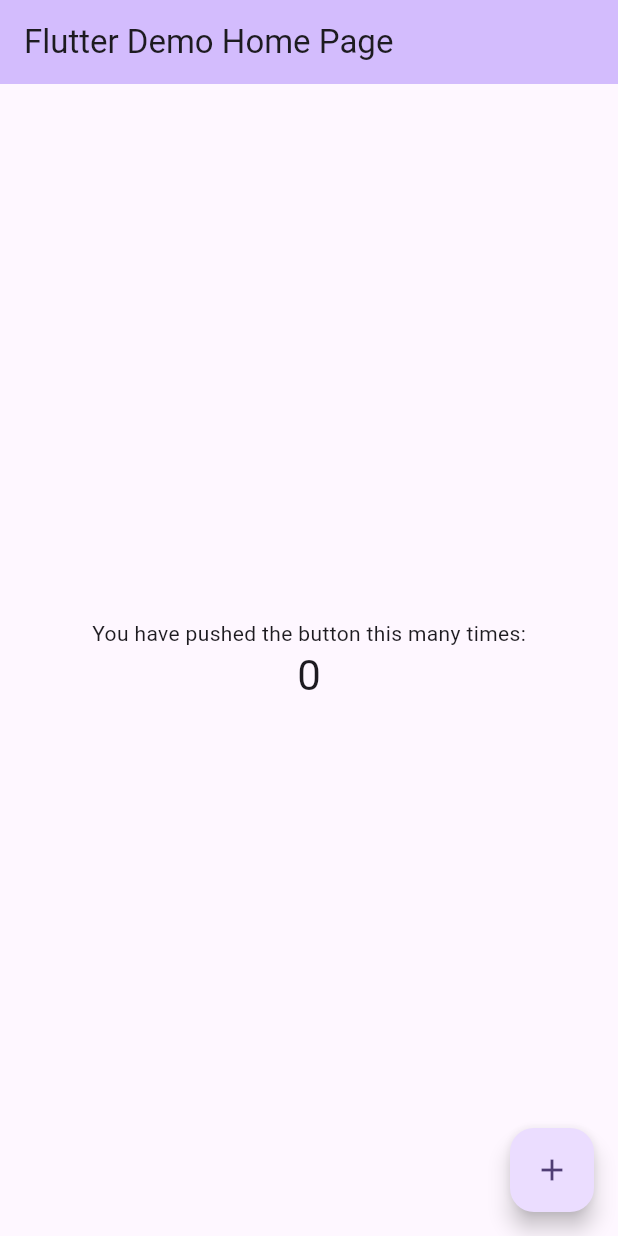
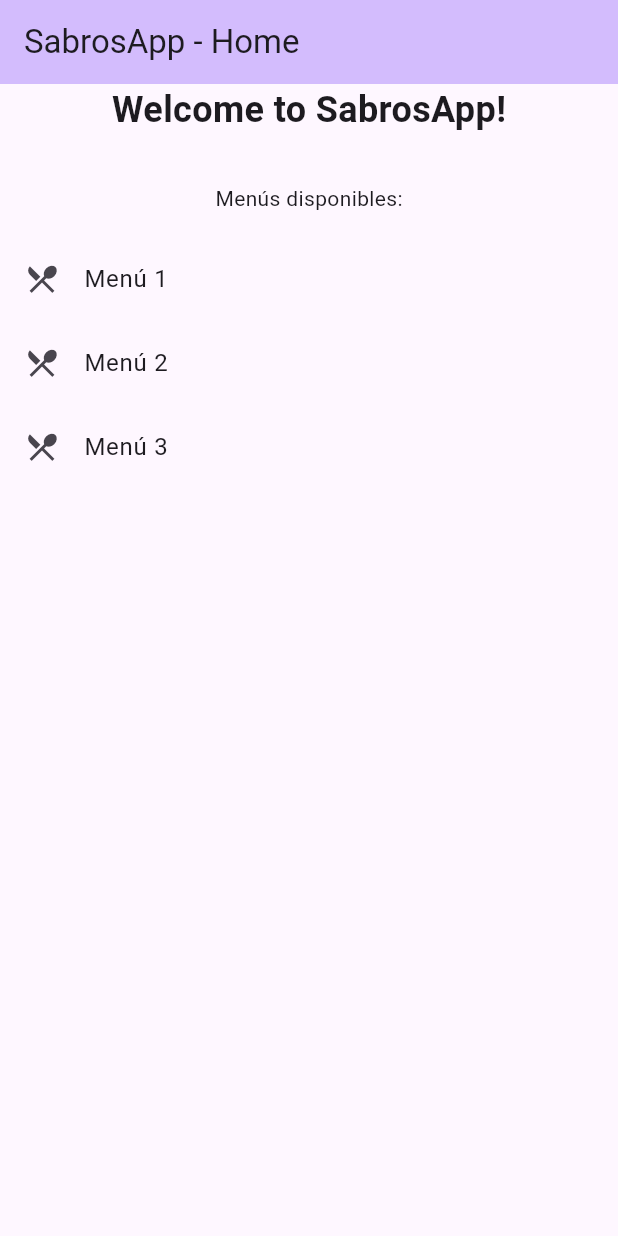
Before and after one commit to JPBSdam/Proyecto-intermodular, a Flutter app: the screen it shows after launch, on a phone screen of 412 x 824 dp. Run offline on Flutter 3.47's test engine with Material 3 defaults, Android fonts, the phone set to English and light mode, and no system bars; our stand-ins replace cloud_firestore, firebase_core, go_router; accounts and stored records are empty.

Commit message:
7_router (#6)
* Refactor de arquitectura: carpetas para navigation (rutas), config (tema) y home page

* Se añade test básico para pasar el check de github actions

* Se corrige formato del test

* Actualización del README

* Actualización de rutas definidas en AppRoutes

```diff
--- /dev/null
+++ b/lib/core/config/app_theme.dart
@@ -0,0 +1,19 @@
+import 'package:flutter/material.dart';
+
+class AppTheme {
+  static ThemeData get lightTheme {
+    return ThemeData(
+      colorScheme: ColorScheme.fromSeed(seedColor: Colors.deepPurple),
+      useMaterial3: true,
+    );
+  }
+
+  static ThemeData get darkTheme {
+    return ThemeData.dark(useMaterial3: true).copyWith(
+      colorScheme: ColorScheme.fromSeed(
+        seedColor: Colors.deepPurple,
+        brightness: Brightness.dark,
+      ),
+    );
+  }
+}
--- /dev/null
+++ b/lib/core/navigation/app_router.dart
@@ -0,0 +1,19 @@
+import 'package:go_router/go_router.dart';
+import 'package:provider/provider.dart';
+import 'package:app_restaurante/ui/views/home_screen.dart';
+import 'package:app_restaurante/ui/viewmodels/home_viewmodel.dart';
+import 'app_routes.dart';
+
+final router = GoRouter(
+  initialLocation: AppRoutes.home,
+  debugLogDiagnostics: true,
+  routes: [
+    GoRoute(
+      path: AppRoutes.home,
+      builder: (context, state) => ChangeNotifierProvider(
+        create: (_) => HomeViewModel(),
+        child: const HomeScreen(),
+      ),
+    ),
+  ],
+);
--- /dev/null
+++ b/lib/core/navigation/app_routes.dart
@@ -0,0 +1,9 @@
+class AppRoutes {
+  static const String home = '/home';
+  static const String login = '/login';
+  static const String register = '/register';
+  static const String menu = '/menu';
+  static const String reservations = '/reservations';
+  static const String profile = '/profile';
+  static const String about = '/about';
+}
--- a/lib/my_app.dart
+++ b/lib/my_app.dart
@@ -1,17 +1,18 @@
-import 'package:app_restaurante/pages/home_page.dart';
 import 'package:flutter/material.dart';
+import 'package:app_restaurante/core/navigation/app_router.dart';
+import 'package:app_restaurante/core/config/app_theme.dart';
 
 class MyApp extends StatelessWidget {
   const MyApp({super.key});
 
   @override
   Widget build(BuildContext context) {
-    return MaterialApp(
-      title: 'Flutter Demo',
-      theme: ThemeData(
-        colorScheme: ColorScheme.fromSeed(seedColor: Colors.deepPurple),
-      ),
-      home: const MyHomePage(title: 'Flutter Demo Home Page'),
+    return MaterialApp.router(
+      title: 'SabrosApp',
+      theme: AppTheme.lightTheme,
+      darkTheme: AppTheme.darkTheme,
+      themeMode: ThemeMode.system,
+      routerConfig: router,
     );
   }
 }
--- a/lib/pages/home_page.dart
+++ /dev/null
@@ -1,47 +0,0 @@
-import 'package:flutter/material.dart';
-
-class MyHomePage extends StatefulWidget {
-  const MyHomePage({super.key, required this.title});
-
-  final String title;
-
-  @override
-  State<MyHomePage> createState() => _MyHomePageState();
-}
-
-class _MyHomePageState extends State<MyHomePage> {
-  int _counter = 0;
-
-  void _incrementCounter() {
-    setState(() {
-      _counter++;
-    });
-  }
-
-  @override
-  Widget build(BuildContext context) {
-    return Scaffold(
-      appBar: AppBar(
-        backgroundColor: Theme.of(context).colorScheme.inversePrimary,
-        title: Text(widget.title),
-      ),
-      body: Center(
-        child: Column(
-          mainAxisAlignment: MainAxisAlignment.center,
-          children: <Widget>[
-            const Text('You have pushed the button this many times:'),
-            Text(
-              '$_counter',
-              style: Theme.of(context).textTheme.headlineMedium,
-            ),
-          ],
-        ),
-      ),
-      floatingActionButton: FloatingActionButton(
-        onPressed: _incrementCounter,
-        tooltip: 'Increment',
-        child: const Icon(Icons.add),
-      ),
-    );
-  }
-}
--- /dev/null
+++ b/lib/ui/viewmodels/home_viewmodel.dart
@@ -0,0 +1,42 @@
+import 'package:flutter/material.dart';
+
+class HomeViewModel extends ChangeNotifier {
+  // Estado
+  bool _isLoading = false;
+  List<String> _menus = [];
+  String _errorMessage = '';
+
+  // Getters
+  bool get isLoading => _isLoading;
+  List<String> get menus => _menus;
+  String get errorMessage => _errorMessage;
+
+  // Métodos
+  Future<void> loadHomeData() async {
+    _isLoading = true;
+    _errorMessage = '';
+    notifyListeners(); // Notifica a la UI que hubo cambios
+
+    try {
+      // Código provisional de muestra para la interfaz
+      // Simulamos una carga de datos (luego conectaremos con Firebase)
+      await Future.delayed(const Duration(seconds: 2));
+
+      _menus = ['Menú 1', 'Menú 2', 'Menú 3'];
+      _isLoading = false;
+      notifyListeners();
+    } catch (e) {
+      _errorMessage = 'Error al cargar datos: $e';
+      _isLoading = false;
+      notifyListeners();
+    }
+  }
+
+  // Para reiniciar los datos de la vista
+  void resetData() {
+    _menus = [];
+    _errorMessage = '';
+    _isLoading = false;
+    notifyListeners();
+  }
+}
--- /dev/null
+++ b/lib/ui/views/home_screen.dart
@@ -0,0 +1,88 @@
+import 'package:flutter/material.dart';
+import 'package:provider/provider.dart';
+import 'package:app_restaurante/ui/viewmodels/home_viewmodel.dart';
+
+class HomeScreen extends StatefulWidget {
+  const HomeScreen({super.key});
+
+  @override
+  State<HomeScreen> createState() => _HomeScreenState();
+}
+
+class _HomeScreenState extends State<HomeScreen> {
+  @override
+  void initState() {
+    super.initState();
+    // Cargar datos cuando se inicia la pantalla
+    WidgetsBinding.instance.addPostFrameCallback((_) {
+      if (mounted) {
+        context.read<HomeViewModel>().loadHomeData();
+      }
+    });
+  }
+
+  @override
+  Widget build(BuildContext context) {
+    return Scaffold(
+      appBar: AppBar(
+        backgroundColor: Theme.of(context).colorScheme.inversePrimary,
+        title: const Text('SabrosApp - Home'),
+      ),
+      body: Consumer<HomeViewModel>(
+        builder: (context, viewModel, child) {
+          // Mostrar indicador de carga
+          if (viewModel.isLoading) {
+            return const Center(child: CircularProgressIndicator());
+          }
+
+          // Mostrar error si existe
+          if (viewModel.errorMessage.isNotEmpty) {
+            return Center(
+              child: Column(
+                mainAxisAlignment: MainAxisAlignment.center,
+                children: [
+                  const Icon(Icons.error_outline, size: 48, color: Colors.red),
+                  const SizedBox(height: 16),
+                  Text(viewModel.errorMessage),
+                  const SizedBox(height: 16),
+                  ElevatedButton(
+                    onPressed: () => viewModel.loadHomeData(),
+                    child: const Text('Reintentar'),
+                  ),
+                ],
+              ),
+            );
+          }
+
+          // Mostrar contenido principal
+          return Center(
+            child: Column(
+              mainAxisAlignment: MainAxisAlignment.center,
+              children: [
+                const Text(
+                  'Welcome to SabrosApp!',
+                  style: TextStyle(fontSize: 24, fontWeight: FontWeight.bold),
+                ),
+                const SizedBox(height: 32),
+                const Text('Menús disponibles:'),
+                const SizedBox(height: 16),
+                // Mostrar lista de menús
+                Expanded(
+                  child: ListView.builder(
+                    itemCount: viewModel.menus.length,
+                    itemBuilder: (context, index) {
+                      return ListTile(
+                        title: Text(viewModel.menus[index]),
+                        leading: const Icon(Icons.restaurant_menu),
+                      );
+                    },
+                  ),
+                ),
+              ],
+            ),
+          );
+        },
+      ),
+    );
+  }
+}
```
Also changed, not shown: pubspec.yaml (+7 -1 lines), pubspec.lock, 2 other files.
